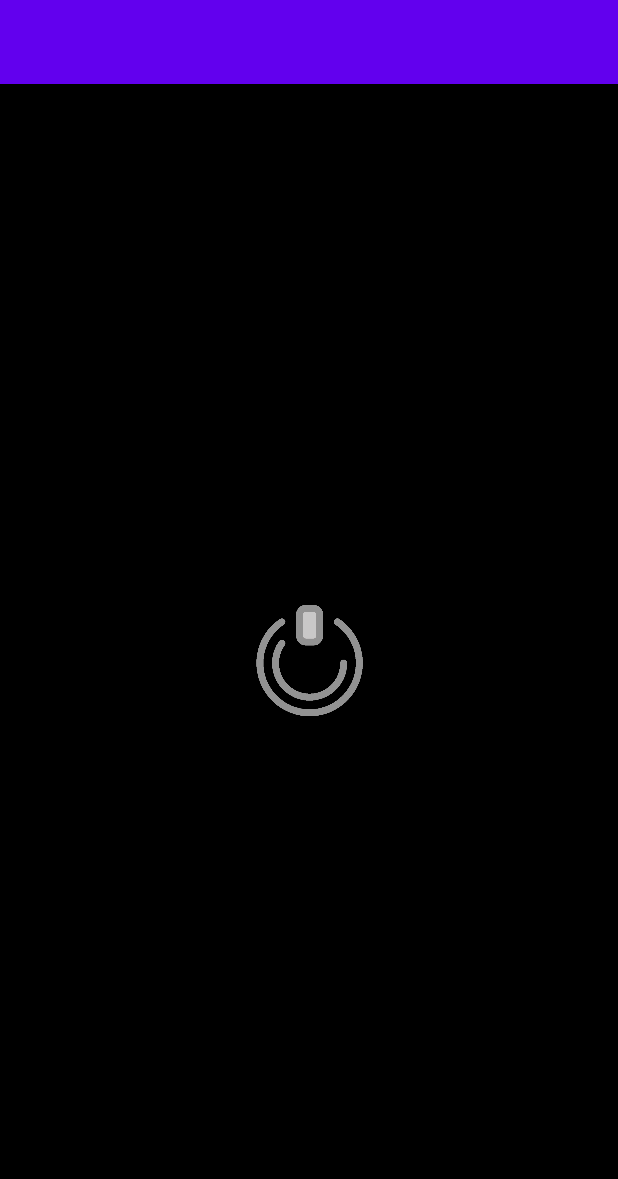
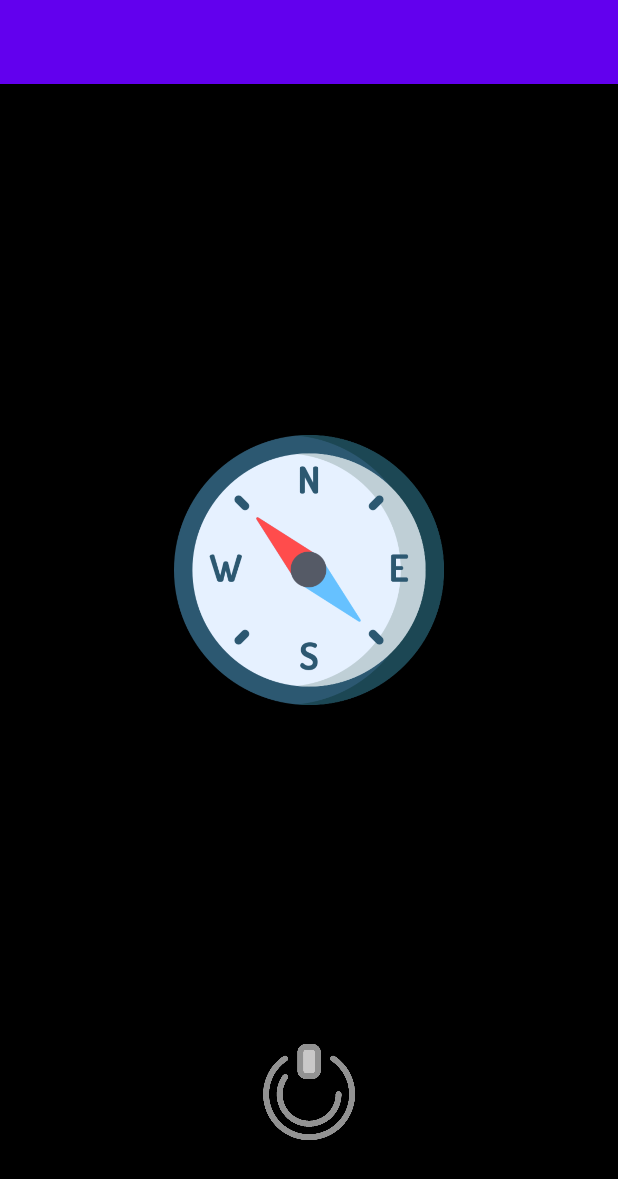
Before and after one commit to degree106/flashlight, an Android app: the screen it shows after launch (MainActivity), on a phone screen of 412 x 824 dp. Shown: the top 1179 px of the screen. Run offline under Robolectric (Android 15) with nearby library versions, the phone set to English and light mode, and no system bars.

Commit message:
added images compass

```diff
--- a/app/src/main/res/layout/activity_main.xml
+++ b/app/src/main/res/layout/activity_main.xml
@@ -8,18 +8,42 @@
     android:background="@color/black"
     >
 
+    <RelativeLayout xmlns:android="http://schemas.android.com/apk/res/android"
+        xmlns:tools="http://schemas.android.com/tools"
+        android:layout_width="match_parent"
+        android:layout_height="match_parent"
+        android:layout_marginBottom="120dp"
+        >
+
+    <ImageView
+        android:id="@+id/imageMainDial"
+        android:layout_width="180dp"
+        android:layout_height="wrap_content"
+        android:layout_centerInParent="true"
+        android:src="@drawable/img_compass" />
+
+        <ImageView
+            android:id="@+id/imageMainHands"
+            android:layout_width="70dp"
+            android:layout_height="70dp"
+            android:layout_centerInParent="true"
+            android:layout_margin="60dp"
+            android:scaleType="fitXY"
+            android:src="@drawable/img_direction" />
+    </RelativeLayout>
+
     <ImageButton
         android:id="@+id/btn_main"
-        android:layout_width="74dp"
+        android:layout_width="64dp"
         android:layout_height="wrap_content"
         android:scaleType="fitCenter"
         android:adjustViewBounds="true"
         android:src="@drawable/icon_power_off"
         android:background="@null"
+        android:layout_marginBottom="64dp"
         app:layout_constraintBottom_toBottomOf="parent"
         app:layout_constraintEnd_toEndOf="parent"
         app:layout_constraintStart_toStartOf="parent"
-        app:layout_constraintTop_toTopOf="parent"
         />
 
 </androidx.constraintlayout.widget.ConstraintLayout>
```
Also changed, not shown: app/src/main/res/drawable/dial.png (deleted), app/src/main/res/drawable/hands.png (deleted), app/src/main/res/drawable/img_compass.png (added), app/src/main/res/drawable/img_direction.png (added).
